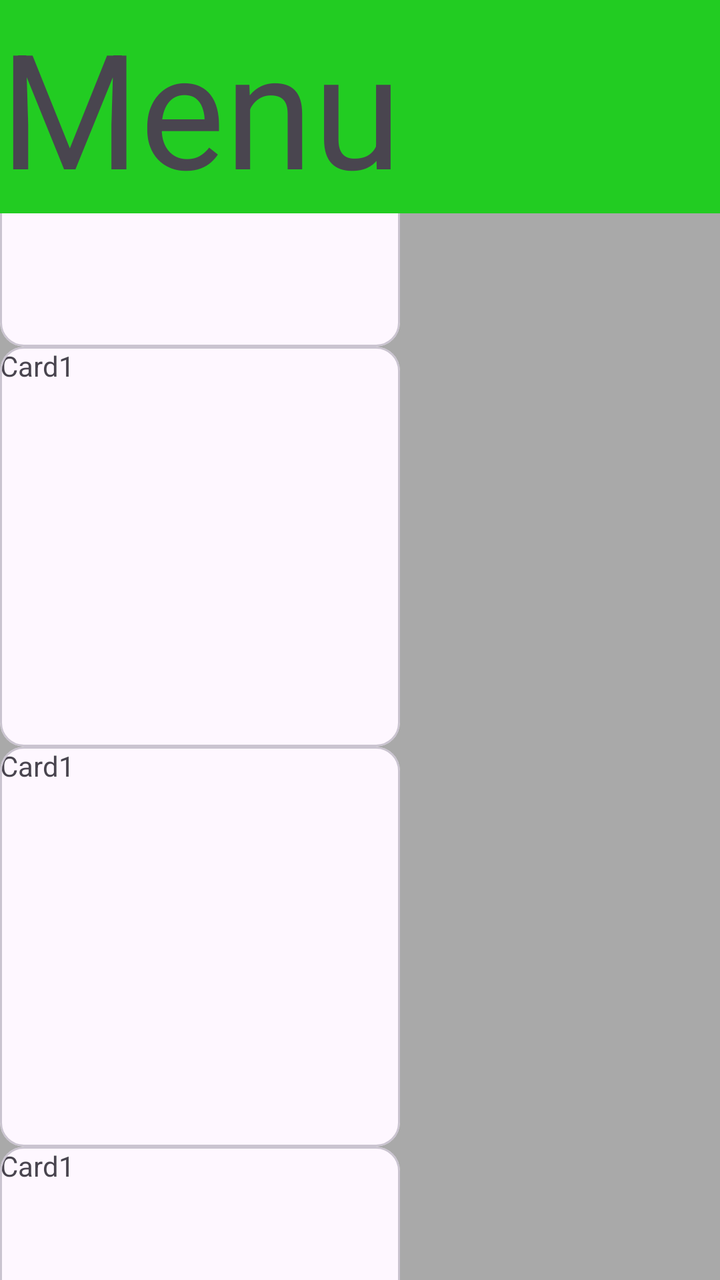
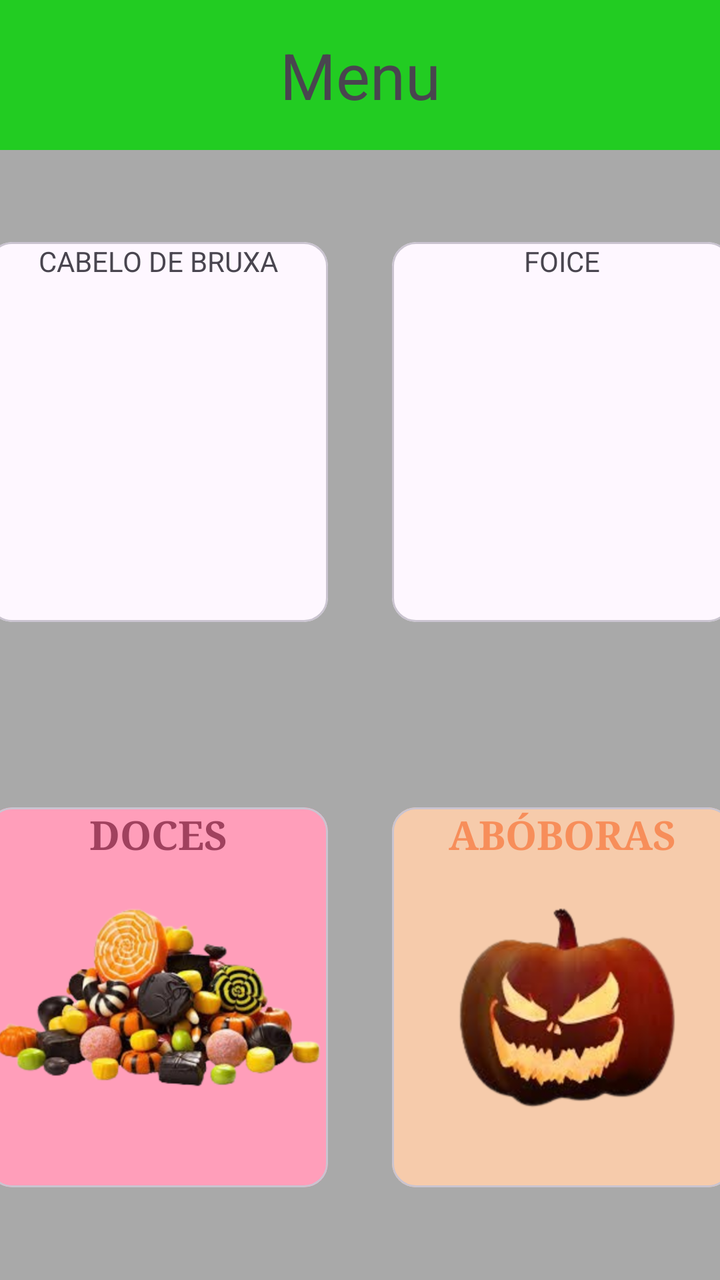

Screens rendered from an Android XML layout before and after an edit, with the pre-edit source and the edit as a unified diff.
<!-- AndroidManifest.xml: application theme Theme.FrankteinApp -->
<!-- res/layout/menu_layout.xml -->
<?xml version="1.0" encoding="utf-8"?>
<LinearLayout xmlns:android="http://schemas.android.com/apk/res/android"
    xmlns:app="http://schemas.android.com/apk/res-auto"
    xmlns:tools="http://schemas.android.com/tools"
    android:orientation="vertical"
    android:id="@+id/main"
    android:layout_width="match_parent"
    android:layout_height="match_parent"
    android:background="#A9A9A9"
    tools:context=".MenuActivity">

    <TextView
        android:layout_width="match_parent"
        android:layout_height="wrap_content"
        android:background="#2c2"
        android:text="Menu"
        android:textSize="80dp" />
    <LinearLayout
        android:layout_width="match_parent"
        android:layout_height="match_parent"
        android:orientation="vertical"
        android:gravity="center_vertical">
        <com.google.android.material.card.MaterialCardView
            android:layout_width="200dp"
            android:layout_height="200dp">

            <TextView
                android:layout_width="wrap_content"
                android:layout_height="wrap_content"
                android:text="Card1" />

        </com.google.android.material.card.MaterialCardView>
        <com.google.android.material.card.MaterialCardView
            android:layout_width="200dp"
            android:layout_height="200dp">

            <TextView
                android:layout_width="wrap_content"
                android:layout_height="wrap_content"
                android:text="Card1" />

        </com.google.android.material.card.MaterialCardView>
        <com.google.android.material.card.MaterialCardView
            android:layout_width="200dp"
            android:layout_height="200dp">

            <TextView
                android:layout_width="wrap_content"
                android:layout_height="wrap_content"
                android:text="Card1" />

        </com.google.android.material.card.MaterialCardView>
        <com.google.android.material.card.MaterialCardView
            android:layout_width="200dp"
            android:layout_height="200dp">

            <TextView
                android:layout_width="wrap_content"
                android:layout_height="wrap_content"
                android:text="Card1" />

        </com.google.android.material.card.MaterialCardView>
    </LinearLayout>
</LinearLayout>
<!-- resources referenced by this layout -->
<resources>
  <style name="Theme.FrankteinApp" parent="Base.Theme.FrankteinApp" />
  <style name="Base.Theme.FrankteinApp" parent="Theme.Material3.DayNight.NoActionBar">
          
          
      </style>
</resources>

<!-- the commit's change to res/layout/menu_layout.xml (unified diff, before → after) -->
@@ -1,64 +1,107 @@
 <?xml version="1.0" encoding="utf-8"?>
 <LinearLayout xmlns:android="http://schemas.android.com/apk/res/android"
-    xmlns:app="http://schemas.android.com/apk/res-auto"
-    xmlns:tools="http://schemas.android.com/tools"
-    android:orientation="vertical"
-    android:id="@+id/main"
     android:layout_width="match_parent"
     android:layout_height="match_parent"
     android:background="#A9A9A9"
-    tools:context=".MenuActivity">
+    android:orientation="vertical">
 
     <TextView
         android:layout_width="match_parent"
         android:layout_height="wrap_content"
         android:background="#2c2"
+        android:gravity="center"
+        android:padding="16dp"
         android:text="Menu"
-        android:textSize="80dp" />
+        android:textSize="32sp" />
+
+
     <LinearLayout
         android:layout_width="match_parent"
-        android:layout_height="match_parent"
-        android:orientation="vertical"
-        android:gravity="center_vertical">
+        android:layout_height="0dp"
+        android:layout_weight="0.3"
+        android:gravity="center"
+        android:orientation="horizontal">
+
         <com.google.android.material.card.MaterialCardView
-            android:layout_width="200dp"
-            android:layout_height="200dp">
+            android:layout_width="170dp"
+            android:layout_height="190dp"
+            android:layout_margin="16dp">
 
             <TextView
-                android:layout_width="wrap_content"
+                android:layout_width="match_parent"
                 android:layout_height="wrap_content"
-                android:text="Card1" />
+                android:gravity="center"
+                android:text="CABELO DE BRUXA" />
+        </com.google.android.material.card.MaterialCardView>
 
-        </com.google.android.material.card.MaterialCardView>
         <com.google.android.material.card.MaterialCardView
-            android:layout_width="200dp"
-            android:layout_height="200dp">
+            android:layout_width="170dp"
+            android:layout_height="190dp"
+            android:layout_margin="16dp">
 
             <TextView
-                android:layout_width="wrap_content"
+                android:layout_width="match_parent"
                 android:layout_height="wrap_content"
-                android:text="Card1" />
+                android:gravity="center"
+                android:text="FOICE" />
+        </com.google.android.material.card.MaterialCardView>
 
-        </com.google.android.material.card.MaterialCardView>
+    </LinearLayout>
+
+    <LinearLayout
+        android:layout_width="match_parent"
+        android:layout_height="0dp"
+        android:layout_weight="0.3"
+        android:gravity="center"
+        android:orientation="horizontal">
+
         <com.google.android.material.card.MaterialCardView
-            android:layout_width="200dp"
-            android:layout_height="200dp">
+            android:layout_width="170dp"
+            android:layout_height="190dp"
+            android:layout_margin="16dp">
 
             <TextView
-                android:layout_width="wrap_content"
+                android:layout_width="match_parent"
                 android:layout_height="wrap_content"
-                android:text="Card1" />
+                android:gravity="center"
+                android:text="DOCES"
+                android:textStyle="bold"
+                android:fontFamily="serif"
+                android:textSize="20dp"
+                />
 
+            <ImageView
+                android:layout_width="match_parent"
+                android:layout_height="match_parent"
+                android:src="@drawable/doces"
+                android:background="#7AFF3E6F"
+                />
         </com.google.android.material.card.MaterialCardView>
+
         <com.google.android.material.card.MaterialCardView
-            android:layout_width="200dp"
-            android:layout_height="200dp">
+            android:layout_width="170dp"
+            android:layout_height="190dp"
+            android:layout_margin="16dp">
 
             <TextView
-                android:layout_width="wrap_content"
+                android:layout_width="match_parent"
                 android:layout_height="wrap_content"
-                android:text="Card1" />
+                android:gravity="center"
+                android:text="ABÓBORAS"
+                android:textStyle="bold"
+                android:fontFamily="serif"
+                android:textSize="20dp"
+                android:textColor="#E0FF3500"/>
 
+            <ImageView
+                android:layout_width="match_parent"
+                android:layout_height="match_parent"
+                android:src="@drawable/aboboraf"
+                android:background="#A3F2B27C"
+                />
         </com.google.android.material.card.MaterialCardView>
+
     </LinearLayout>
+
+
 </LinearLayout>
<!-- resource entries referenced after the edit -->
@@ -1,5 +1,7 @@
 <!-- resources referenced by this layout -->
 <resources>
+  <!-- drawable aboboraf: png bitmap (drawable, 145445 bytes) -->
+  <!-- drawable doces: png bitmap (drawable, 265848 bytes) -->
   <style name="Theme.FrankteinApp" parent="Base.Theme.FrankteinApp" />
   <style name="Base.Theme.FrankteinApp" parent="Theme.Material3.DayNight.NoActionBar">
           
